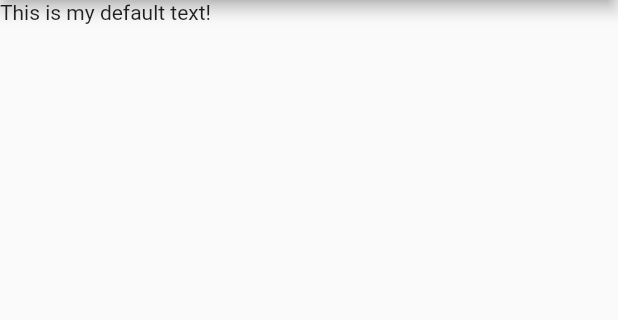
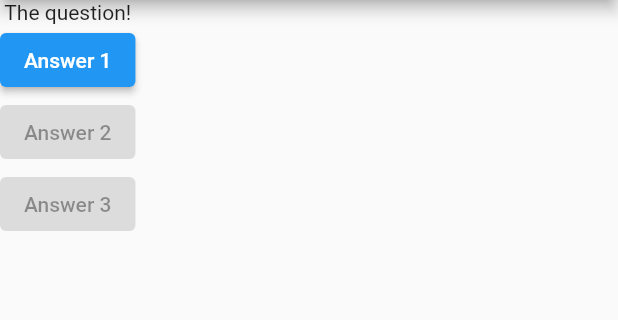
Before and after one commit to JackDarnell/first_flutter_app, a Flutter app: the screen it shows after launch, on a phone screen of 412 x 824 dp, the part 84-404 px from its top. Run offline on Flutter 3.47's test engine with Material 2 defaults, Android fonts, the phone set to English and light mode, and no system bars.

Commit message:
added buttons

```diff
--- a/lib/main.dart
+++ b/lib/main.dart
@@ -6,14 +6,38 @@ void main() {
 }
 
 class MyApp extends StatelessWidget {
+  //classess should be standalone, all data and funcs should be in the same class. Keeps the widget as its own unit.
+
+  void answerQuestion() {
+    print('Answer chosen!');
+  }
+
   Widget build(BuildContext context) {
+    var questions = [
+      'What\'s your favorite color?',
+      'What\'s your favorite animal?'
+    ];
     return MaterialApp(
       home: Scaffold(
         appBar: AppBar(
           title: Text('My First App'),
         ),
-        body: Text('This is my default text!'),
-      ), //scaffold creates a basic page design for app
+        body: Column(children: <Widget>[
+          Text('The question!'),
+          ElevatedButton(
+            child: Text('Answer 1'),
+            onPressed: answerQuestion,
+          ),
+          ElevatedButton(
+            child: Text('Answer 2'),
+            onPressed: null,
+          ),
+          ElevatedButton(
+            child: Text('Answer 3'),
+            onPressed: null,
+          ),
+        ]),
+      ),
     );
   }
 }
```
